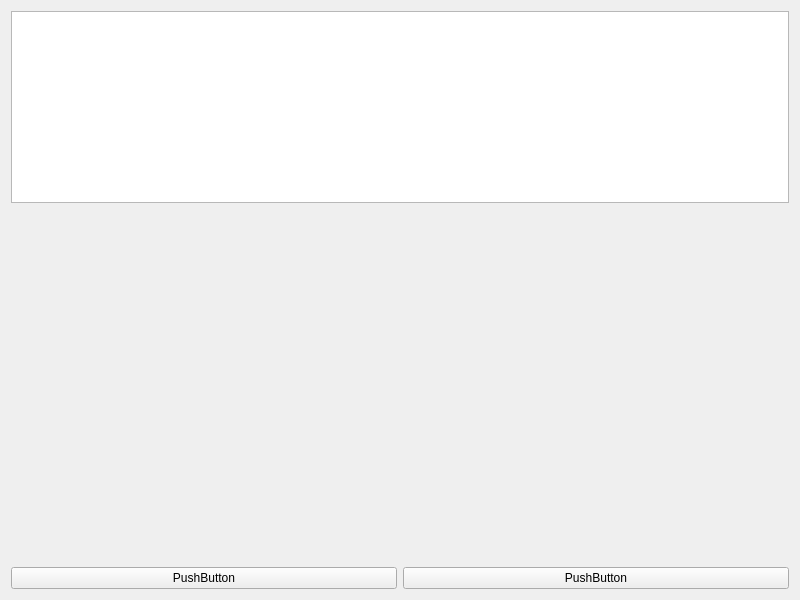
Before: the Qt Designer form widget.ui in Riustina/Coder, drawn with Qt 5.
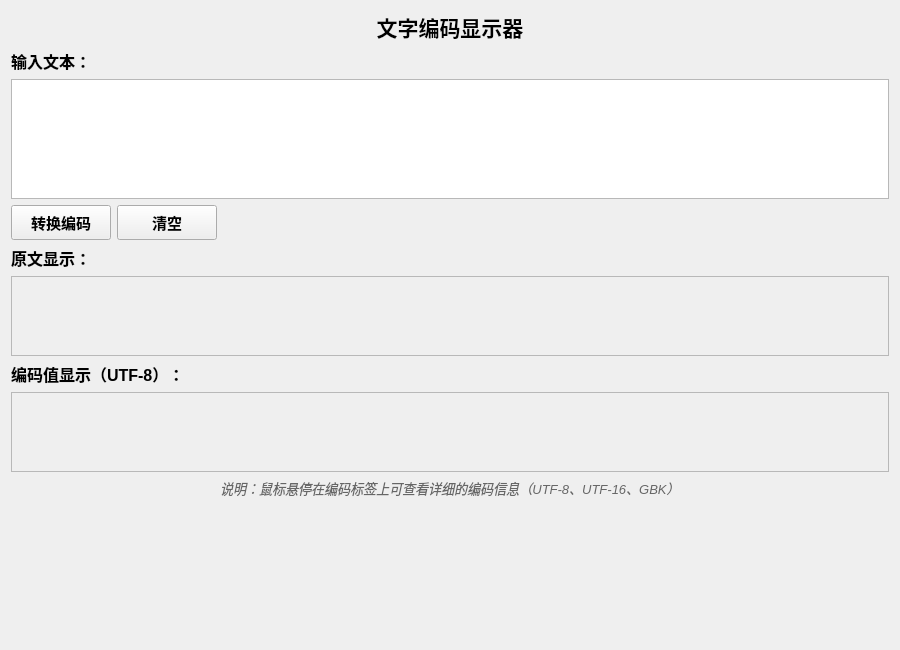
After: the same form once the commit is applied.

The edit to the form file:
```diff
--- a/widget.ui
+++ b/widget.ui
@@ -6,8 +6,8 @@
    <rect>
     <x>0</x>
     <y>0</y>
-    <width>800</width>
-    <height>600</height>
+    <width>900</width>
+    <height>650</height>
    </rect>
   </property>
   <property name="windowTitle">
@@ -15,54 +15,225 @@
   </property>
   <layout class="QVBoxLayout" name="verticalLayout_2">
    <item>
-    <layout class="QVBoxLayout" name="verticalLayout">
+    <widget class="QLabel" name="titleLabel">
+     <property name="text">
+      <string>文字编码显示器</string>
+     </property>
+     <property name="alignment">
+      <set>Qt::AlignCenter</set>
+     </property>
+     <property name="font">
+      <font>
+       <pointsize>16</pointsize>
+       <weight>75</weight>
+       <bold>true</bold>
+      </font>
+     </property>
+    </widget>
+   </item>
+   <item>
+    <widget class="QLabel" name="inputLabel">
+     <property name="text">
+      <string>输入文本：</string>
+     </property>
+     <property name="font">
+      <font>
+       <pointsize>12</pointsize>
+       <weight>75</weight>
+       <bold>true</bold>
+      </font>
+     </property>
+    </widget>
+   </item>
+   <item>
+    <widget class="QTextEdit" name="textEdit">
+     <property name="maximumSize">
+      <size>
+       <width>16777215</width>
+       <height>120</height>
+      </size>
+     </property>
+     <property name="font">
+      <font>
+       <pointsize>12</pointsize>
+      </font>
+     </property>
+    </widget>
+   </item>
+   <item>
+    <layout class="QHBoxLayout" name="buttonLayout">
      <item>
-      <widget class="QTextEdit" name="textEdit">
-       <property name="sizePolicy">
-        <sizepolicy hsizetype="Preferred" vsizetype="Preferred">
-         <horstretch>0</horstretch>
-         <verstretch>0</verstretch>
-        </sizepolicy>
+      <widget class="QPushButton" name="convertButton">
+       <property name="text">
+        <string>转换编码</string>
        </property>
+       <property name="font">
+        <font>
+         <pointsize>11</pointsize>
+         <weight>75</weight>
+         <bold>true</bold>
+        </font>
+       </property>
+       <property name="minimumSize">
+        <size>
+         <width>100</width>
+         <height>35</height>
+        </size>
+       </property>
       </widget>
      </item>
-    </layout>
-   </item>
-   <item>
-    <layout class="QVBoxLayout" name="originalTextLayout">
      <item>
-      <widget class="QWidget" name="originalTextContainer" native="true"/>
+      <widget class="QPushButton" name="pushButton">
+       <property name="text">
+        <string>清空</string>
+       </property>
+       <property name="font">
+        <font>
+         <pointsize>11</pointsize>
+         <weight>75</weight>
+         <bold>true</bold>
+        </font>
+       </property>
+       <property name="minimumSize">
+        <size>
+         <width>100</width>
+         <height>35</height>
+        </size>
+       </property>
+      </widget>
      </item>
-    </layout>
-   </item>
-   <item>
-    <layout class="QVBoxLayout" name="encodingTextLayout">
      <item>
-      <widget class="QWidget" name="encodingTextContainer" native="true"/>
+      <spacer name="horizontalSpacer">
+       <property name="orientation">
+        <enum>Qt::Horizontal</enum>
+       </property>
+       <property name="sizeHint" stdset="0">
+        <size>
+         <width>40</width>
+         <height>20</height>
+        </size>
+       </property>
+      </spacer>
      </item>
     </layout>
    </item>
    <item>
-    <layout class="QVBoxLayout" name="verticalLayout_5">
-     <item>
-      <layout class="QHBoxLayout" name="horizontalLayout">
-       <item>
-        <widget class="QPushButton" name="pushButton">
-         <property name="text">
-          <string>PushButton</string>
-         </property>
-        </widget>
-       </item>
-       <item>
-        <widget class="QPushButton" name="convertButton">
-         <property name="text">
-          <string>PushButton</string>
-         </property>
-        </widget>
-       </item>
-      </layout>
-     </item>
-    </layout>
+    <widget class="QLabel" name="originalLabel">
+     <property name="text">
+      <string>原文显示：</string>
+     </property>
+     <property name="font">
+      <font>
+       <pointsize>12</pointsize>
+       <weight>75</weight>
+       <bold>true</bold>
+      </font>
+     </property>
+    </widget>
+   </item>
+   <item>
+    <widget class="QScrollArea" name="originalScrollArea">
+     <property name="maximumSize">
+      <size>
+       <width>16777215</width>
+       <height>80</height>
+      </size>
+     </property>
+     <property name="widgetResizable">
+      <bool>true</bool>
+     </property>
+     <property name="horizontalScrollBarPolicy">
+      <enum>Qt::ScrollBarAsNeeded</enum>
+     </property>
+     <property name="verticalScrollBarPolicy">
+      <enum>Qt::ScrollBarAlwaysOff</enum>
+     </property>
+     <widget class="QWidget" name="originalTextContainer">
+      <property name="geometry">
+       <rect>
+        <x>0</x>
+        <y>0</y>
+        <width>896</width>
+        <height>78</height>
+       </rect>
+      </property>
+     </widget>
+    </widget>
+   </item>
+   <item>
+    <widget class="QLabel" name="encodingLabel">
+     <property name="text">
+      <string>编码值显示（UTF-8）：</string>
+     </property>
+     <property name="font">
+      <font>
+       <pointsize>12</pointsize>
+       <weight>75</weight>
+       <bold>true</bold>
+      </font>
+     </property>
+    </widget>
+   </item>
+   <item>
+    <widget class="QScrollArea" name="encodingScrollArea">
+     <property name="maximumSize">
+      <size>
+       <width>16777215</width>
+       <height>80</height>
+      </size>
+     </property>
+     <property name="widgetResizable">
+      <bool>true</bool>
+     </property>
+     <property name="horizontalScrollBarPolicy">
+      <enum>Qt::ScrollBarAsNeeded</enum>
+     </property>
+     <property name="verticalScrollBarPolicy">
+      <enum>Qt::ScrollBarAlwaysOff</enum>
+     </property>
+     <widget class="QWidget" name="encodingTextContainer">
+      <property name="geometry">
+       <rect>
+        <x>0</x>
+        <y>0</y>
+        <width>896</width>
+        <height>78</height>
+       </rect>
+      </property>
+     </widget>
+    </widget>
+   </item>
+   <item>
+    <widget class="QLabel" name="instructionLabel">
+     <property name="text">
+      <string>说明：鼠标悬停在编码标签上可查看详细的编码信息（UTF-8、UTF-16、GBK）</string>
+     </property>
+     <property name="font">
+      <font>
+       <pointsize>10</pointsize>
+       <italic>true</italic>
+      </font>
+     </property>
+     <property name="styleSheet">
+      <string>color: #666;</string>
+     </property>
+     <property name="alignment">
+      <set>Qt::AlignCenter</set>
+     </property>
+    </widget>
+   </item>
+   <item>
+    <spacer name="verticalSpacer">
+     <property name="orientation">
+      <enum>Qt::Vertical</enum>
+     </property>
+     <property name="sizeHint" stdset="0">
+      <size>
+       <width>20</width>
+       <height>40</height>
+      </size>
+     </property>
+    </spacer>
    </item>
   </layout>
  </widget>
```
Left out of the diff: 4 changed lines with no effect on the pictures.
